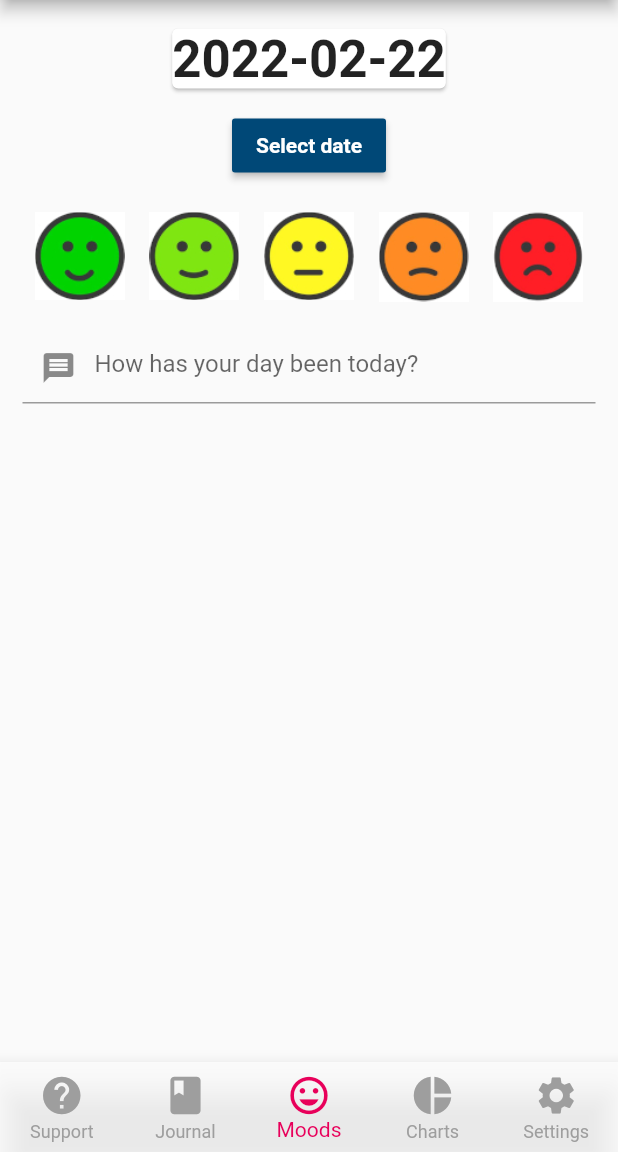
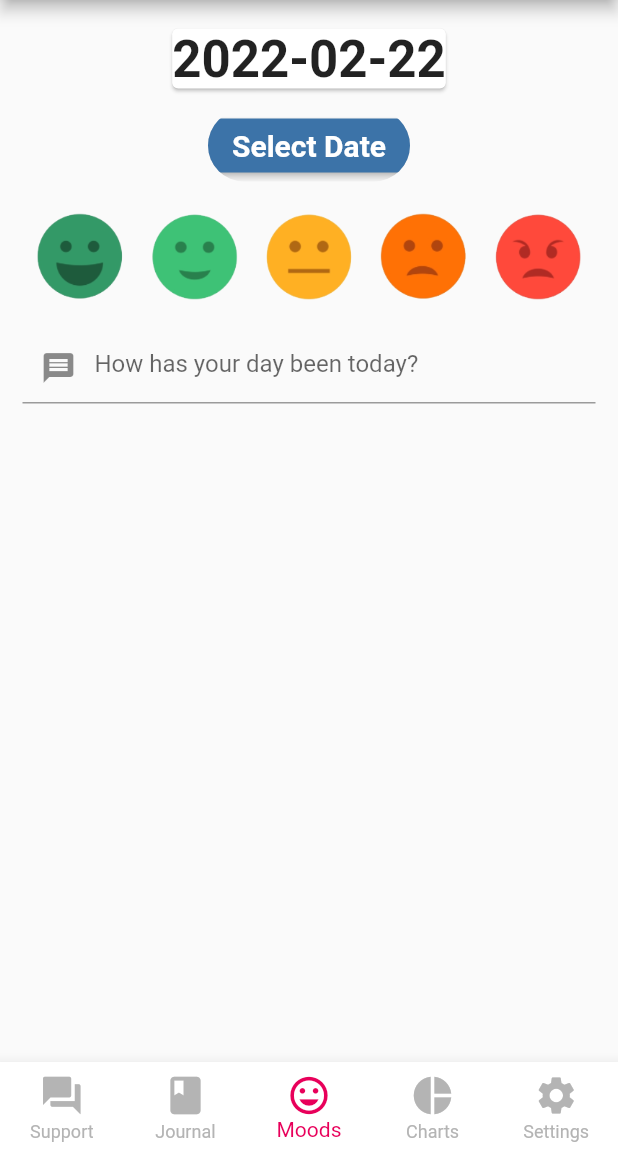
Before and after one commit to AshleyJTM/flutter-mooodtracker-app, a Flutter app: the screen it shows after launch, on a phone screen of 412 x 824 dp, the part 84-1236 px from its top. Run offline on Flutter 3.47's test engine with Material 2 defaults, Android fonts, the phone set to English and light mode, and no system bars; our stand-ins replace charts_flutter, cloud_firestore, firebase_core, flutter_local_notifications, splashscreen, syncfusion_flutter_datepicker and 1 more; accounts and stored records are empty; network calls fail.

Commit message:
Mood Logos and Colours

```diff
--- a/lib/code/moodrows.dart
+++ b/lib/code/moodrows.dart
@@ -90,14 +90,17 @@ class _FirebaseAuthDemoState extends State<FirebaseAuthDemo> {
             const SizedBox(
               height: 10.0,
             ),
-            RaisedButton(
-              onPressed: () => _selectDate(context),
-              child: const Text(
-                'Select date',
-                style:
-                    TextStyle(color: Colors.white, fontWeight: FontWeight.bold),
+            ClipRRect(
+              borderRadius: BorderRadius.circular(60.0),
+              child: RaisedButton(
+                onPressed: () => _selectDate(context),
+                child: const Text(
+                  'Select Date',
+                  style:
+                      TextStyle(color: Colors.white, fontWeight: FontWeight.bold, fontSize: 20,),
+                ),
+                color: Color(0xff3c73a8), // NTU Blue 0xff004877
               ),
-              color: Color(0xff004877),
             ),
             const SizedBox(
               height: 20.0,
@@ -132,7 +135,7 @@ class _FirebaseAuthDemoState extends State<FirebaseAuthDemo> {
                       'colorVal': "0xff06a118",
                       'moodDetails': "Very Happy",
                       'desc': myController.text,
-                      'image': 'images/5.jpg',
+                      'image': 'images/5.png',
                     });
 
                     // Clears data in TextField
@@ -145,7 +148,7 @@ class _FirebaseAuthDemoState extends State<FirebaseAuthDemo> {
                         });
                   },
                   child: Image.asset(
-                    'images/5.jpg',
+                    'images/5.png',
                     width: 60,
                     fit: BoxFit.cover,
                   ),
@@ -176,7 +179,7 @@ class _FirebaseAuthDemoState extends State<FirebaseAuthDemo> {
                       'colorVal': "0xff7be815",
                       'moodDetails': "Happy",
                       'desc': myController.text,
-                      'image': 'images/4.jpg',
+                      'image': 'images/4.png',
                     });
 
                     // Clears data in TextField
@@ -189,7 +192,7 @@ class _FirebaseAuthDemoState extends State<FirebaseAuthDemo> {
                         });
                   },
                   child: Image.asset(
-                    'images/4.jpg',
+                    'images/4.png',
                     width: 60,
                     fit: BoxFit.cover,
                   ),
@@ -220,7 +223,7 @@ class _FirebaseAuthDemoState extends State<FirebaseAuthDemo> {
                       'colorVal': "0xffe7f707",
                       'moodDetails': "Average",
                       'desc': myController.text,
-                      'image': 'images/3.jpg',
+                      'image': 'images/3.png',
                     });
 
                     // Clears data in TextField
@@ -233,7 +236,7 @@ class _FirebaseAuthDemoState extends State<FirebaseAuthDemo> {
                         });
                   },
                   child: Image.asset(
-                    'images/3.jpg',
+                    'images/3.png',
                     width: 60,
                     fit: BoxFit.cover,
                   ),
@@ -264,7 +267,7 @@ class _FirebaseAuthDemoState extends State<FirebaseAuthDemo> {
                       'colorVal': "0xffff76b07",
                       'moodDetails': "Sad",
                       'desc': myController.text,
-                      'image': 'images/2.jpg',
+                      'image': 'images/2.png',
                     });
 
                     // Clears data in TextField
@@ -277,7 +280,7 @@ class _FirebaseAuthDemoState extends State<FirebaseAuthDemo> {
                         });
                   },
                   child: Image.asset(
-                    'images/2.jpg',
+                    'images/2.png',
                     width: 60,
                     fit: BoxFit.cover,
                   ),
@@ -308,7 +311,7 @@ class _FirebaseAuthDemoState extends State<FirebaseAuthDemo> {
                       'colorVal': "0xfff71f07",
                       'moodDetails': "Very Sad",
                       'desc': myController.text,
-                      'image': 'images/1.jpg',
+                      'image': 'images/1.png',
                     });
 
                     // Clears data in TextField
@@ -321,7 +324,7 @@ class _FirebaseAuthDemoState extends State<FirebaseAuthDemo> {
                         });
                   },
                   child: Image.asset(
-                    'images/1.jpg',
+                    'images/1.png',
                     width: 60,
                     fit: BoxFit.cover,
                   ),
--- a/lib/main.dart
+++ b/lib/main.dart
@@ -64,9 +64,9 @@ class _MainPageState extends State<MainPage> {
       ),
       body: screens[currentIndex],
       bottomNavigationBar: BottomNavigationBar(
-        backgroundColor: Colors.white70,
+        backgroundColor: Colors.white,
         selectedItemColor: Color(0xffE8005A),
-        unselectedItemColor: Colors.grey,
+        unselectedItemColor: Color(0xffB4B4B4),
         type: BottomNavigationBarType.fixed,
         iconSize: 30,
         //selectedFontSize: 16,
@@ -76,7 +76,7 @@ class _MainPageState extends State<MainPage> {
         onTap: (index) => setState(() => currentIndex = index),
         items: const <BottomNavigationBarItem>[
           BottomNavigationBarItem(
-            icon: Icon(Icons.help),
+            icon: Icon(Icons.question_answer),
             label: 'Support',
             backgroundColor: Colors.red,
           ),
```
Also changed, not shown: pubspec.yaml (+5 -5 lines), images/1.jpg (deleted), images/1.png (added), images/2.jpg (deleted), images/2.png (added), images/3.jpg (deleted), images/3.png (added), images/4.jpg (deleted), images/4.png (added), images/5.jpg (deleted), images/5.png (added).
